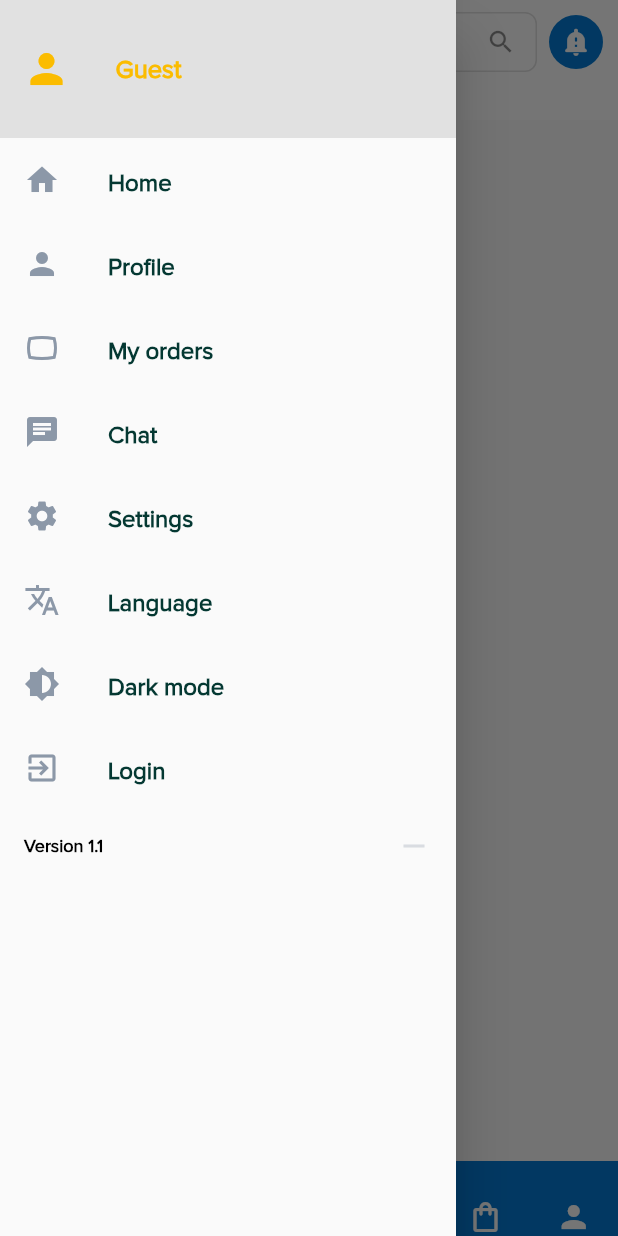
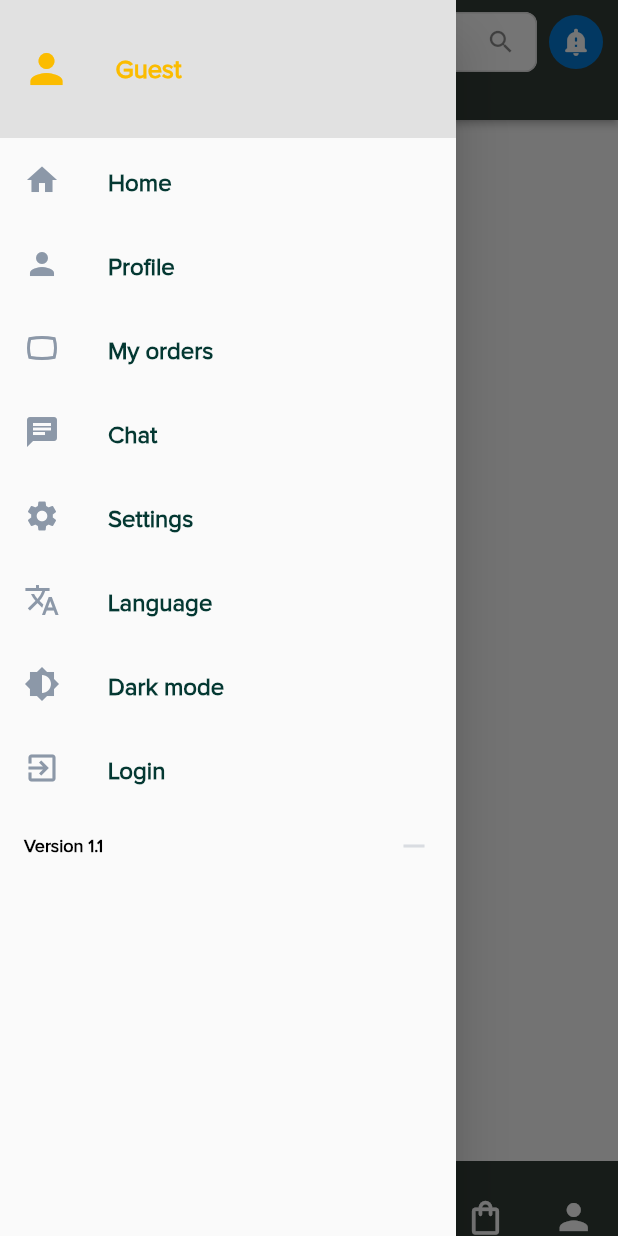
Before and after one commit to GreejithVC/Aindriya-User-App, a Flutter app: the PagesWidget screen opened by its route, with the side drawer open, on a phone screen of 412 x 824 dp. Run offline on Flutter 3.47's test engine with Material 2 defaults, Android fonts, the phone set to English and light mode, and no system bars; drawn by our look-alikes of curved_navigation_bar; our stand-ins replace after_layout, avatar_glow, badges, cached_network_image, carousel_slider, circular_countdown_timer and 29 more; missing offline and left inert: flutter_floating_map_marker_titles_core, global_configuration, google_map_location_picker, google_maps_flutter_floating_marker_titles, intro_views_flutter, razorpay_flutter and 2 more; accounts and stored records are empty; network calls fail.

Commit message:
Footer and Appbar color change

```diff
--- a/superstore/lib/src/pages/chat_page.dart
+++ b/superstore/lib/src/pages/chat_page.dart
@@ -23,7 +23,7 @@ class _ChatPageState extends State<ChatPage> {
           ? PermissionDeniedWidget()
           : Container(
         width: double.infinity,
-        color: Theme.of(context).primaryColorDark,
+        color: Color(0xFF333D37),
         child: Column(
           crossAxisAlignment: CrossAxisAlignment.start,
           children: <Widget>[
--- a/superstore/lib/src/pages/fav_shops.dart
+++ b/superstore/lib/src/pages/fav_shops.dart
@@ -35,7 +35,7 @@ class _FavShopsState extends StateMVC<FavShops> {
         appBar: AppBar(
           elevation: 0,
           automaticallyImplyLeading: false,
-          backgroundColor: Theme.of(context).primaryColorDark,
+          backgroundColor: Color(0xFF333D37),
           leading: startSelecting!= true ? IconButton(
             onPressed: () {
               Navigator.of(context)
--- a/superstore/lib/src/pages/pages.dart
+++ b/superstore/lib/src/pages/pages.dart
@@ -88,9 +88,9 @@ class _PagesWidgetState extends State<PagesWidget> {
         bottomNavigationBar: CurvedNavigationBar(
           height: 50,
           animationCurve: Curves.fastOutSlowIn,
-          color: Theme.of(context).secondaryHeaderColor,
+          color: Color(0xFF333D37),
           backgroundColor: Colors.white,
-          buttonBackgroundColor: Theme.of(context).secondaryHeaderColor,
+          buttonBackgroundColor: Color(0xFF333D37),
           index: widget.currentTab,
           onTap: (int i) {
             this._selectTab(i);
@@ -117,11 +117,11 @@ class _PagesWidgetState extends State<PagesWidget> {
             bottomBarIcons(Icon(Icons.chat, color: Colors.white), "Chats"),
             bottomBarIcons(Icon(Icons.home,size: 32, color: Colors.white), "Home"),
             bottomBarIcons(
-                Icon(Icons.favorite, color: Colors.white), "Wishlist"),
+                Icon(Icons.favorite, color: Colors.white,size: 26,), "Wishlist"),
             bottomBarIcons(
-                Icon(Icons.shopping_bag_outlined, color: Colors.white),
+                Icon(Icons.shopping_bag_outlined, color: Colors.white,size: 27,),
                 "Orders"),
-            bottomBarIcons(Icon(Icons.person, color: Colors.white), "Profile"),
+            bottomBarIcons(Icon(Icons.person, color: Colors.white,size: 28,), "Profile"),
             // BottomNavigationBarItem(
             //   icon: Icon(Icons.location_on_outlined),
             //   // ignore: deprecated_member_use
--- a/superstore/lib/src/pages/vendor_map.dart
+++ b/superstore/lib/src/pages/vendor_map.dart
@@ -155,8 +155,8 @@ class _VendorMapWidgetState extends StateMVC<VendorMapWidget> {
 
         ],
         automaticallyImplyLeading: false,
-        backgroundColor: Colors.white,
-        elevation: 0,
+        backgroundColor: Color(0xFF333D37),
+        elevation: 2,
         centerTitle: false,
         titleSpacing: 0,
         title:
--- a/superstore/lib/src/pages/wishList.dart
+++ b/superstore/lib/src/pages/wishList.dart
@@ -33,7 +33,7 @@ class _WishListState extends StateMVC<WishList> {
         appBar: AppBar(
           elevation: 0,
           automaticallyImplyLeading: false,
-          backgroundColor: Theme.of(context).primaryColorDark,
+          backgroundColor: Color(0xFF333D37),
           leading: startSelecting != true
               ? IconButton(
                   onPressed: () {
```
Also changed, not shown: superstore/lib/src/pages/home.dart (+11 -7 lines), superstore/lib/src/pages/orders.dart (+4 -4 lines).
